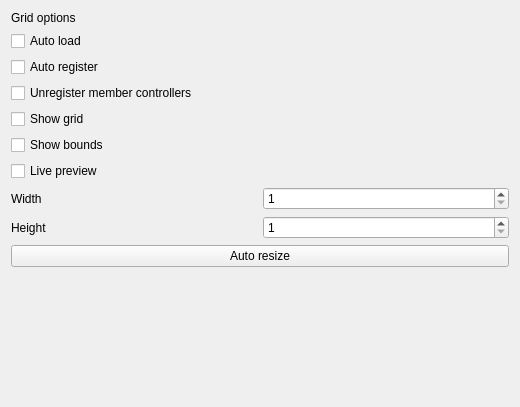
This is ui/GridOptions.ui in Fefedu973/OpenRGBVisualMapPlugin as Qt 5 draws it before an edit. The edited form follows.
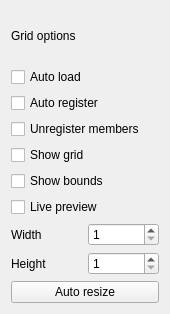
This is the edited form.

Commit message: Simplify global layout + added frames

```diff
--- a/ui/GridOptions.ui
+++ b/ui/GridOptions.ui
@@ -6,8 +6,8 @@
    <rect>
     <x>0</x>
     <y>0</y>
-    <width>520</width>
-    <height>407</height>
+    <width>170</width>
+    <height>314</height>
    </rect>
   </property>
   <property name="sizePolicy">
@@ -19,26 +19,37 @@
   <property name="windowTitle">
    <string>Form</string>
   </property>
-  <layout class="QGridLayout" name="gridLayout_4">
-   <item row="0" column="0">
-    <layout class="QGridLayout" name="gridLayout" rowstretch="0,0,0,0,0,0,0,0,0,0,0">
-     <item row="10" column="0" colspan="2">
-      <spacer name="verticalSpacer">
-       <property name="orientation">
-        <enum>Qt::Vertical</enum>
-       </property>
-       <property name="sizeHint" stdset="0">
-        <size>
-         <width>20</width>
-         <height>40</height>
-        </size>
-       </property>
-      </spacer>
-     </item>
-     <item row="2" column="0" colspan="2">
-      <widget class="QCheckBox" name="auto_register_checkBox">
+  <layout class="QGridLayout" name="gridLayout_4" columnstretch="0,0">
+   <item row="7" column="1">
+    <widget class="QSpinBox" name="w_spinBox">
+     <property name="minimum">
+      <number>1</number>
+     </property>
+     <property name="maximum">
+      <number>1024</number>
+     </property>
+     <property name="singleStep">
+      <number>1</number>
+     </property>
+    </widget>
+   </item>
+   <item row="7" column="0">
+    <widget class="QLabel" name="width">
        <property name="text">
-        <string>Auto register</string>
+      <string>Width</string>
+     </property>
+    </widget>
+   </item>
+   <item row="8" column="1">
+    <widget class="QSpinBox" name="h_spinBox">
+     <property name="minimum">
+      <number>1</number>
+     </property>
+     <property name="maximum">
+      <number>1024</number>
+     </property>
+     <property name="singleStep">
+      <number>1</number>
        </property>
       </widget>
      </item>
@@ -49,44 +60,10 @@
        </property>
       </widget>
      </item>
-     <item row="3" column="0" colspan="2">
-      <widget class="QCheckBox" name="unregister_members_checkBox">
+   <item row="14" column="0" colspan="2">
+    <widget class="QPushButton" name="auto_resize">
        <property name="text">
-        <string>Unregister member controllers</string>
-       </property>
-      </widget>
-     </item>
-     <item row="6" column="0" colspan="2">
-      <widget class="QCheckBox" name="live_preview_checkBox">
-       <property name="text">
-        <string>Live preview</string>
-       </property>
-      </widget>
-     </item>
-     <item row="5" column="0" colspan="2">
-      <widget class="QCheckBox" name="bounds_checkBox">
-       <property name="text">
-        <string>Show bounds</string>
-       </property>
-      </widget>
-     </item>
-     <item row="8" column="1">
-      <widget class="QSpinBox" name="h_spinBox">
-       <property name="minimum">
-        <number>1</number>
-       </property>
-       <property name="maximum">
-        <number>1024</number>
-       </property>
-       <property name="singleStep">
-        <number>1</number>
-       </property>
-      </widget>
-     </item>
-     <item row="1" column="0" colspan="2">
-      <widget class="QCheckBox" name="auto_load_checkBox">
-       <property name="text">
-        <string>Auto load</string>
+      <string>Auto resize</string>
        </property>
       </widget>
      </item>
@@ -97,16 +74,24 @@
        </property>
       </widget>
      </item>
-     <item row="7" column="1">
-      <widget class="QSpinBox" name="w_spinBox">
-       <property name="minimum">
-        <number>1</number>
-       </property>
-       <property name="maximum">
-        <number>1024</number>
-       </property>
-       <property name="singleStep">
-        <number>1</number>
+   <item row="1" column="0" colspan="2">
+    <widget class="QCheckBox" name="auto_load_checkBox">
+     <property name="text">
+      <string>Auto load</string>
+     </property>
+    </widget>
+   </item>
+   <item row="2" column="0" colspan="2">
+    <widget class="QCheckBox" name="auto_register_checkBox">
+     <property name="text">
+      <string>Auto register</string>
+     </property>
+    </widget>
+   </item>
+   <item row="3" column="0" colspan="2">
+    <widget class="QCheckBox" name="unregister_members_checkBox">
+     <property name="text">
+      <string>Unregister members</string>
        </property>
       </widget>
      </item>
@@ -117,21 +102,19 @@
        </property>
       </widget>
      </item>
-     <item row="7" column="0">
-      <widget class="QLabel" name="width">
+   <item row="5" column="0" colspan="2">
+    <widget class="QCheckBox" name="bounds_checkBox">
        <property name="text">
-        <string>Width</string>
+      <string>Show bounds</string>
        </property>
       </widget>
      </item>
-     <item row="9" column="0" colspan="2">
-      <widget class="QPushButton" name="auto_resize">
+   <item row="6" column="0" colspan="2">
+    <widget class="QCheckBox" name="live_preview_checkBox">
        <property name="text">
-        <string>Auto resize</string>
-       </property>
-      </widget>
-     </item>
-    </layout>
+      <string>Live preview</string>
+     </property>
+    </widget>
    </item>
   </layout>
  </widget>
```
Lines whose indentation alone changed are shown as unchanged. The commit also changes 4 other files.
